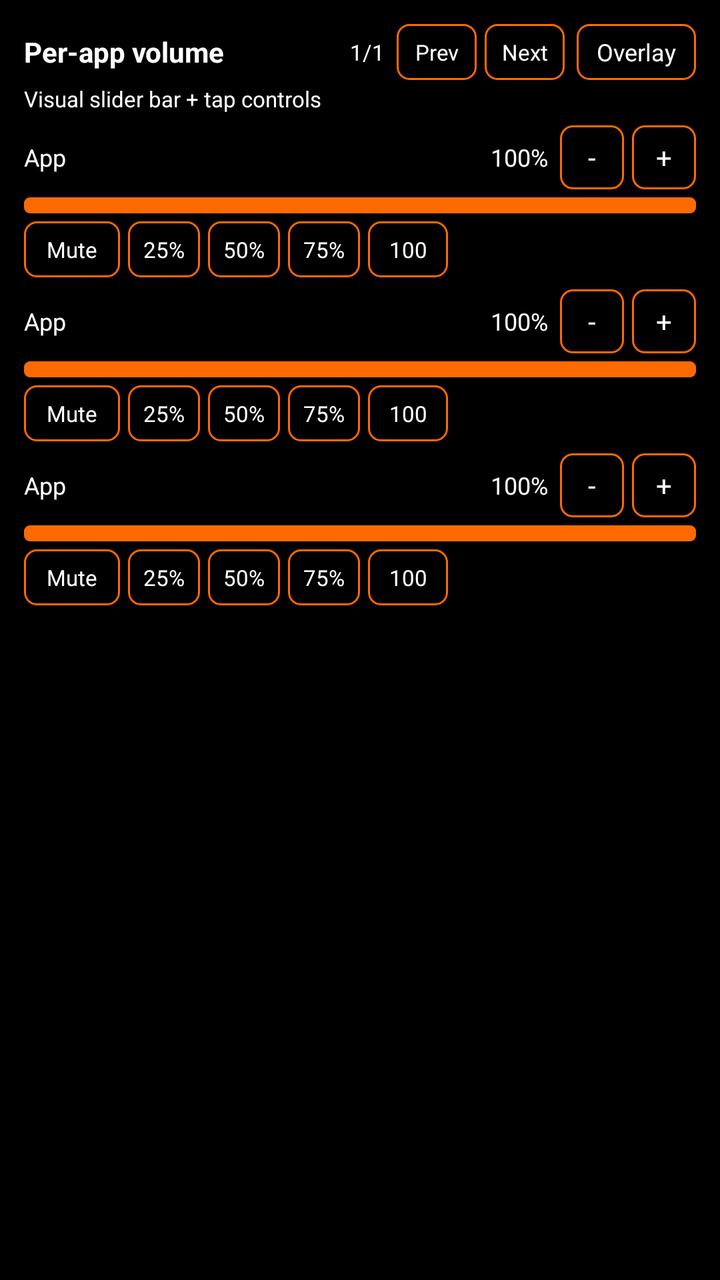
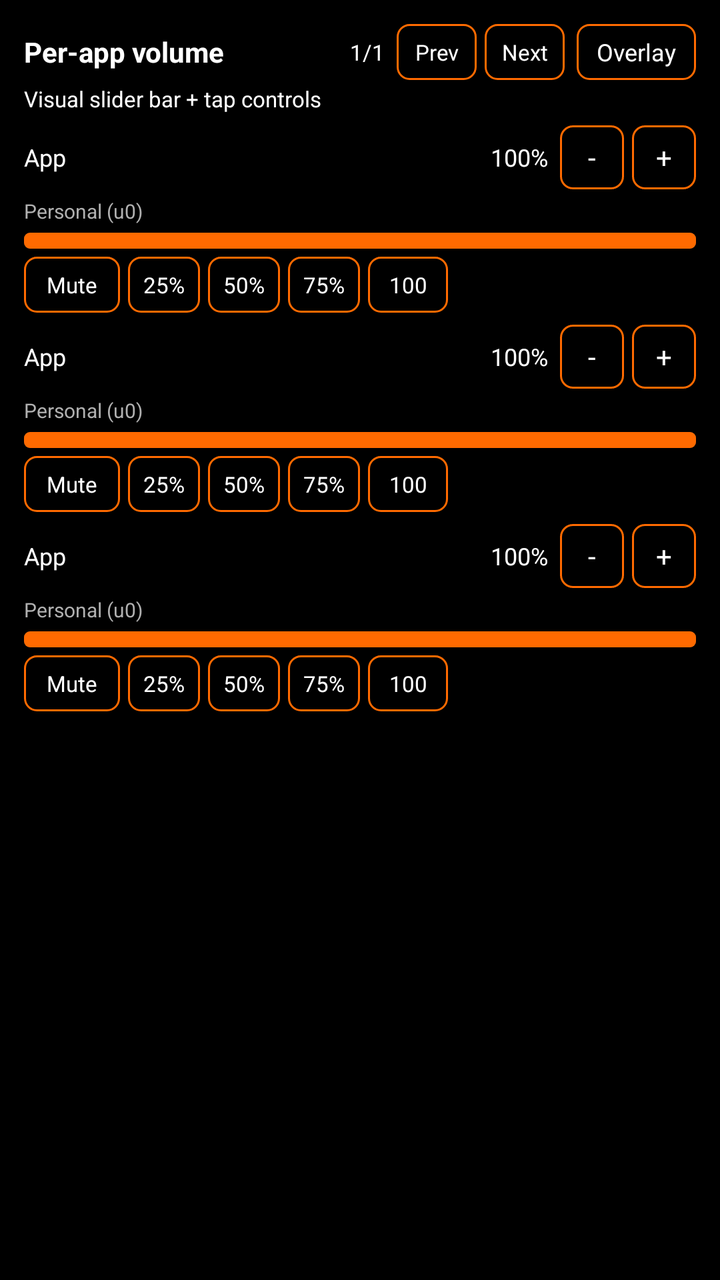

Two renders of the same Android screen: before a commit and after it. Below are the layout's source before the change and the commit's diff.
<!-- AndroidManifest.xml: application theme AppTheme -->
<!-- res/layout/notification_volume_big.xml -->
<?xml version="1.0" encoding="utf-8"?>
<LinearLayout xmlns:android="http://schemas.android.com/apk/res/android"
    android:id="@+id/notif_root"
    android:layout_width="match_parent"
    android:layout_height="wrap_content"
    android:orientation="vertical"
    android:padding="12dp"
    android:background="#000000">

    <LinearLayout
        android:id="@+id/notif_header_row"
        android:layout_width="match_parent"
        android:layout_height="wrap_content"
        android:orientation="horizontal"
        android:gravity="center_vertical"
        android:paddingBottom="2dp">

        <TextView
            android:id="@+id/notif_title"
            android:layout_width="0dp"
            android:layout_height="wrap_content"
            android:layout_weight="1"
            android:text="Per-app volume"
            android:textSize="14sp"
            android:textStyle="bold"
            android:textColor="#FFFFFF"
            android:shadowColor="#000000"
            android:shadowRadius="2"
            android:shadowDx="0"
            android:shadowDy="0" />

        <TextView
            android:id="@+id/notif_page"
            android:layout_width="wrap_content"
            android:layout_height="wrap_content"
            android:text="1/1"
            android:textSize="11sp"
            android:textColor="#FFFFFF"
            android:shadowColor="#000000"
            android:shadowRadius="2"
            android:shadowDx="0"
            android:shadowDy="0"
            android:paddingEnd="6dp"
            android:paddingRight="6dp" />

        <TextView
            android:id="@+id/notif_prev"
            android:layout_width="40dp"
            android:layout_height="28dp"
            android:gravity="center"
            android:text="Prev"
            android:textSize="11sp"
            android:textColor="#FFFFFF"
            android:shadowColor="#000000"
            android:shadowRadius="2"
            android:shadowDx="0"
            android:shadowDy="0"
            android:background="@drawable/notif_button"
            android:layout_marginEnd="4dp"
            android:layout_marginRight="4dp" />

        <TextView
            android:id="@+id/notif_next"
            android:layout_width="40dp"
            android:layout_height="28dp"
            android:gravity="center"
            android:text="Next"
            android:textSize="11sp"
            android:textColor="#FFFFFF"
            android:shadowColor="#000000"
            android:shadowRadius="2"
            android:shadowDx="0"
            android:shadowDy="0"
            android:background="@drawable/notif_button"
            android:layout_marginEnd="6dp"
            android:layout_marginRight="6dp" />

        <TextView
            android:id="@+id/notif_open_overlay"
            android:layout_width="wrap_content"
            android:layout_height="28dp"
            android:gravity="center"
            android:paddingStart="10dp"
            android:paddingEnd="10dp"
            android:paddingLeft="10dp"
            android:paddingRight="10dp"
            android:text="Overlay"
            android:textSize="12sp"
            android:textColor="#FFFFFF"
            android:shadowColor="#000000"
            android:shadowRadius="2"
            android:shadowDx="0"
            android:shadowDy="0"
            android:background="@drawable/notif_button" />
    </LinearLayout>

    <TextView
        android:id="@+id/notif_subtitle"
        android:layout_width="match_parent"
        android:layout_height="wrap_content"
        android:text="Visual slider bar + tap controls"
        android:textSize="11sp"
        android:textColor="#FFFFFF"
        android:shadowColor="#000000"
        android:shadowRadius="2"
        android:shadowDx="0"
        android:shadowDy="0"
        android:paddingBottom="6dp" />

    <LinearLayout
        android:id="@+id/notif_row_1"
        android:layout_width="match_parent"
        android:layout_height="wrap_content"
        android:orientation="vertical"
        android:paddingBottom="6dp">

        <LinearLayout
            android:id="@+id/notif_row_1_main"
            android:layout_width="match_parent"
            android:layout_height="wrap_content"
            android:orientation="horizontal"
            android:gravity="center_vertical"
            android:paddingBottom="4dp">

            <TextView
                android:id="@+id/notif_app_1"
                android:layout_width="0dp"
                android:layout_height="wrap_content"
                android:layout_weight="1"
                android:ellipsize="end"
                android:maxLines="1"
                android:text="App"
                android:textSize="12sp"
                android:textColor="#FFFFFF"
                android:shadowColor="#000000"
                android:shadowRadius="2"
                android:shadowDx="0"
                android:shadowDy="0" />

            <TextView
                android:id="@+id/notif_value_1"
                android:layout_width="wrap_content"
                android:layout_height="wrap_content"
                android:text="100%"
                android:textSize="12sp"
                android:textColor="#FFFFFF"
                android:shadowColor="#000000"
                android:shadowRadius="2"
                android:shadowDx="0"
                android:shadowDy="0"
                android:paddingEnd="6dp"
                android:paddingRight="6dp" />

            <TextView
                android:id="@+id/notif_minus_1"
                android:layout_width="32dp"
                android:layout_height="32dp"
                android:gravity="center"
                android:text="-"
                android:textSize="14sp"
                android:textColor="#FFFFFF"
                android:shadowColor="#000000"
                android:shadowRadius="2"
                android:shadowDx="0"
                android:shadowDy="0"
                android:background="@drawable/notif_button" />

            <TextView
                android:id="@+id/notif_plus_1"
                android:layout_width="32dp"
                android:layout_height="32dp"
                android:layout_marginStart="4dp"
                android:layout_marginLeft="4dp"
                android:gravity="center"
                android:text="+"
                android:textSize="14sp"
                android:textColor="#FFFFFF"
                android:shadowColor="#000000"
                android:shadowRadius="2"
                android:shadowDx="0"
                android:shadowDy="0"
                android:background="@drawable/notif_button" />
        </LinearLayout>

        <ProgressBar
            android:id="@+id/notif_progress_1"
            style="?android:attr/progressBarStyleHorizontal"
            android:layout_width="match_parent"
            android:layout_height="8dp"
            android:max="100"
            android:progress="100"
            android:progressDrawable="@drawable/notif_progress"
            android:layout_marginBottom="4dp" />

        <LinearLayout
            android:id="@+id/notif_row_1_quick"
            android:layout_width="match_parent"
            android:layout_height="wrap_content"
            android:orientation="horizontal"
            android:gravity="center_vertical">

            <TextView
                android:id="@+id/notif_mute_1"
                android:layout_width="48dp"
                android:layout_height="28dp"
                android:gravity="center"
                android:text="Mute"
                android:textSize="11sp"
                android:textColor="#FFFFFF"
                android:shadowColor="#000000"
                android:shadowRadius="2"
                android:shadowDx="0"
                android:shadowDy="0"
                android:background="@drawable/notif_button" />

            <TextView
                android:id="@+id/notif_25_1"
                android:layout_width="36dp"
                android:layout_height="28dp"
                android:layout_marginStart="4dp"
                android:layout_marginLeft="4dp"
                android:gravity="center"
                android:text="25%"
                android:textSize="11sp"
                android:textColor="#FFFFFF"
                android:shadowColor="#000000"
                android:shadowRadius="2"
                android:shadowDx="0"
                android:shadowDy="0"
                android:background="@drawable/notif_button" />

            <TextView
                android:id="@+id/notif_50_1"
                android:layout_width="36dp"
                android:layout_height="28dp"
                android:layout_marginStart="4dp"
                android:layout_marginLeft="4dp"
                android:gravity="center"
                android:text="50%"
                android:textSize="11sp"
                android:textColor="#FFFFFF"
                android:shadowColor="#000000"
                android:shadowRadius="2"
                android:shadowDx="0"
                android:shadowDy="0"
                android:background="@drawable/notif_button" />

            <TextView
                android:id="@+id/notif_75_1"
                android:layout_width="36dp"
                android:layout_height="28dp"
                android:layout_marginStart="4dp"
                android:layout_marginLeft="4dp"
                android:gravity="center"
                android:text="75%"
                android:textSize="11sp"
                android:textColor="#FFFFFF"
                android:shadowColor="#000000"
                android:shadowRadius="2"
                android:shadowDx="0"
                android:shadowDy="0"
                android:background="@drawable/notif_button" />

            <TextView
                android:id="@+id/notif_100_1"
                android:layout_width="40dp"
                android:layout_height="28dp"
                android:layout_marginStart="4dp"
                android:layout_marginLeft="4dp"
                android:gravity="center"
                android:text="100"
                android:textSize="11sp"
                android:textColor="#FFFFFF"
                android:shadowColor="#000000"
                android:shadowRadius="2"
                android:shadowDx="0"
                android:shadowDy="0"
                android:background="@drawable/notif_button" />
        </LinearLayout>
    </LinearLayout>

    <LinearLayout
        android:id="@+id/notif_row_2"
        android:layout_width="match_parent"
        android:layout_height="wrap_content"
        android:orientation="vertical"
        android:paddingBottom="6dp">

        <LinearLayout
            android:id="@+id/notif_row_2_main"
            android:layout_width="match_parent"
            android:layout_height="wrap_content"
            android:orientation="horizontal"
            android:gravity="center_vertical"
            android:paddingBottom="4dp">

            <TextView
                android:id="@+id/notif_app_2"
                android:layout_width="0dp"
                android:layout_height="wrap_content"
                android:layout_weight="1"
                android:ellipsize="end"
                android:maxLines="1"
                android:text="App"
                android:textSize="12sp"
                android:textColor="#FFFFFF"
                android:shadowColor="#000000"
                android:shadowRadius="2"
                android:shadowDx="0"
                android:shadowDy="0" />

            <TextView
                android:id="@+id/notif_value_2"
                android:layout_width="wrap_content"
                android:layout_height="wrap_content"
                android:text="100%"
                android:textSize="12sp"
                android:textColor="#FFFFFF"
                android:shadowColor="#000000"
                android:shadowRadius="2"
                android:shadowDx="0"
                android:shadowDy="0"
                android:paddingEnd="6dp"
                android:paddingRight="6dp" />

            <TextView
                android:id="@+id/notif_minus_2"
                android:layout_width="32dp"
                android:layout_height="32dp"
                android:gravity="center"
                android:text="-"
                android:textSize="14sp"
                android:textColor="#FFFFFF"
                android:shadowColor="#000000"
                android:shadowRadius="2"
                android:shadowDx="0"
                android:shadowDy="0"
                android:background="@drawable/notif_button" />

            <TextView
                android:id="@+id/notif_plus_2"
                android:layout_width="32dp"
                android:layout_height="32dp"
                android:layout_marginStart="4dp"
                android:layout_marginLeft="4dp"
                android:gravity="center"
                android:text="+"
                android:textSize="14sp"
                android:textColor="#FFFFFF"
                android:shadowColor="#000000"
                android:shadowRadius="2"
                android:shadowDx="0"
                android:shadowDy="0"
                android:background="@drawable/notif_button" />
        </LinearLayout>

        <ProgressBar
            android:id="@+id/notif_progress_2"
            style="?android:attr/progressBarStyleHorizontal"
            android:layout_width="match_parent"
            android:layout_height="8dp"
            android:max="100"
            android:progress="100"
            android:progressDrawable="@drawable/notif_progress"
            android:layout_marginBottom="4dp" />

        <LinearLayout
            android:id="@+id/notif_row_2_quick"
            android:layout_width="match_parent"
            android:layout_height="wrap_content"
            android:orientation="horizontal"
            android:gravity="center_vertical">

            <TextView
                android:id="@+id/notif_mute_2"
                android:layout_width="48dp"
                android:layout_height="28dp"
                android:gravity="center"
                android:text="Mute"
                android:textSize="11sp"
                android:textColor="#FFFFFF"
                android:shadowColor="#000000"
                android:shadowRadius="2"
                android:shadowDx="0"
                android:shadowDy="0"
                android:background="@drawable/notif_button" />

            <TextView
                android:id="@+id/notif_25_2"
                android:layout_width="36dp"
                android:layout_height="28dp"
                android:layout_marginStart="4dp"
                android:layout_marginLeft="4dp"
                android:gravity="center"
                android:text="25%"
                android:textSize="11sp"
                android:textColor="#FFFFFF"
                android:shadowColor="#000000"
                android:shadowRadius="2"
                android:shadowDx="0"
                android:shadowDy="0"
                android:background="@drawable/notif_button" />

            <TextView
                android:id="@+id/notif_50_2"
                android:layout_width="36dp"
                android:layout_height="28dp"
                android:layout_marginStart="4dp"
                android:layout_marginLeft="4dp"
                android:gravity="center"
                android:text="50%"
                android:textSize="11sp"
                android:textColor="#FFFFFF"
                android:shadowColor="#000000"
                android:shadowRadius="2"
                android:shadowDx="0"
                android:shadowDy="0"
                android:background="@drawable/notif_button" />

            <TextView
                android:id="@+id/notif_75_2"
                android:layout_width="36dp"
                android:layout_height="28dp"
                android:layout_marginStart="4dp"
                android:layout_marginLeft="4dp"
                android:gravity="center"
                android:text="75%"
                android:textSize="11sp"
                android:textColor="#FFFFFF"
                android:shadowColor="#000000"
                android:shadowRadius="2"
                android:shadowDx="0"
                android:shadowDy="0"
                android:background="@drawable/notif_button" />

            <TextView
                android:id="@+id/notif_100_2"
                android:layout_width="40dp"
                android:layout_height="28dp"
                android:layout_marginStart="4dp"
                android:layout_marginLeft="4dp"
                android:gravity="center"
                android:text="100"
                android:textSize="11sp"
                android:textColor="#FFFFFF"
                android:shadowColor="#000000"
                android:shadowRadius="2"
                android:shadowDx="0"
                android:shadowDy="0"
                android:background="@drawable/notif_button" />
        </LinearLayout>
    </LinearLayout>

    <LinearLayout
        android:id="@+id/notif_row_3"
        android:layout_width="match_parent"
        android:layout_height="wrap_content"
        android:orientation="vertical">

        <LinearLayout
            android:id="@+id/notif_row_3_main"
            android:layout_width="match_parent"
            android:layout_height="wrap_content"
            android:orientation="horizontal"
            android:gravity="center_vertical"
            android:paddingBottom="4dp">

            <TextView
                android:id="@+id/notif_app_3"
                android:layout_width="0dp"
                android:layout_height="wrap_content"
                android:layout_weight="1"
                android:ellipsize="end"
                android:maxLines="1"
                android:text="App"
                android:textSize="12sp"
                android:textColor="#FFFFFF"
                android:shadowColor="#000000"
                android:shadowRadius="2"
                android:shadowDx="0"
                android:shadowDy="0" />

            <TextView
                android:id="@+id/notif_value_3"
                android:layout_width="wrap_content"
                android:layout_height="wrap_content"
                android:text="100%"
                android:textSize="12sp"
                android:textColor="#FFFFFF"
                android:shadowColor="#000000"
                android:shadowRadius="2"
                android:shadowDx="0"
                android:shadowDy="0"
                android:paddingEnd="6dp"
                android:paddingRight="6dp" />

            <TextView
                android:id="@+id/notif_minus_3"
                android:layout_width="32dp"
                android:layout_height="32dp"
                android:gravity="center"
                android:text="-"
                android:textSize="14sp"
                android:textColor="#FFFFFF"
                android:shadowColor="#000000"
                android:shadowRadius="2"
                android:shadowDx="0"
                android:shadowDy="0"
                android:background="@drawable/notif_button" />

            <TextView
                android:id="@+id/notif_plus_3"
                android:layout_width="32dp"
                android:layout_height="32dp"
                android:layout_marginStart="4dp"
                android:layout_marginLeft="4dp"
                android:gravity="center"
                android:text="+"
                android:textSize="14sp"
                android:textColor="#FFFFFF"
                android:shadowColor="#000000"
                android:shadowRadius="2"
                android:shadowDx="0"
                android:shadowDy="0"
                android:background="@drawable/notif_button" />
        </LinearLayout>

        <ProgressBar
            android:id="@+id/notif_progress_3"
            style="?android:attr/progressBarStyleHorizontal"
            android:layout_width="match_parent"
            android:layout_height="8dp"
            android:max="100"
            android:progress="100"
            android:progressDrawable="@drawable/notif_progress"
            android:layout_marginBottom="4dp" />

        <LinearLayout
            android:id="@+id/notif_row_3_quick"
            android:layout_width="match_parent"
            android:layout_height="wrap_content"
            android:orientation="horizontal"
            android:gravity="center_vertical">

            <TextView
                android:id="@+id/notif_mute_3"
                android:layout_width="48dp"
                android:layout_height="28dp"
                android:gravity="center"
                android:text="Mute"
                android:textSize="11sp"
                android:textColor="#FFFFFF"
                android:shadowColor="#000000"
                android:shadowRadius="2"
                android:shadowDx="0"
                android:shadowDy="0"
                android:background="@drawable/notif_button" />

            <TextView
                android:id="@+id/notif_25_3"
                android:layout_width="36dp"
                android:layout_height="28dp"
                android:layout_marginStart="4dp"
                android:layout_marginLeft="4dp"
                android:gravity="center"
                android:text="25%"
                android:textSize="11sp"
                android:textColor="#FFFFFF"
                android:shadowColor="#000000"
                android:shadowRadius="2"
                android:shadowDx="0"
                android:shadowDy="0"
                android:background="@drawable/notif_button" />

            <TextView
                android:id="@+id/notif_50_3"
                android:layout_width="36dp"
                android:layout_height="28dp"
                android:layout_marginStart="4dp"
                android:layout_marginLeft="4dp"
                android:gravity="center"
                android:text="50%"
                android:textSize="11sp"
                android:textColor="#FFFFFF"
                android:shadowColor="#000000"
                android:shadowRadius="2"
                android:shadowDx="0"
                android:shadowDy="0"
                android:background="@drawable/notif_button" />

            <TextView
                android:id="@+id/notif_75_3"
                android:layout_width="36dp"
                android:layout_height="28dp"
                android:layout_marginStart="4dp"
                android:layout_marginLeft="4dp"
                android:gravity="center"
                android:text="75%"
                android:textSize="11sp"
                android:textColor="#FFFFFF"
                android:shadowColor="#000000"
                android:shadowRadius="2"
                android:shadowDx="0"
                android:shadowDy="0"
                android:background="@drawable/notif_button" />

            <TextView
                android:id="@+id/notif_100_3"
                android:layout_width="40dp"
                android:layout_height="28dp"
                android:layout_marginStart="4dp"
                android:layout_marginLeft="4dp"
                android:gravity="center"
                android:text="100"
                android:textSize="11sp"
                android:textColor="#FFFFFF"
                android:shadowColor="#000000"
                android:shadowRadius="2"
                android:shadowDx="0"
                android:shadowDy="0"
                android:background="@drawable/notif_button" />
        </LinearLayout>
    </LinearLayout>
</LinearLayout>
<!-- resources referenced by this layout -->
<resources>
  <!-- drawable notif_button (drawable) -->
  <?xml version="1.0" encoding="utf-8"?>
  <shape xmlns:android="http://schemas.android.com/apk/res/android">
      <solid android:color="#000000" />
      <stroke
          android:width="1dp"
          android:color="#FF6A00" />
      <corners android:radius="6dp" />
  </shape>
  <!-- drawable notif_progress (drawable) -->
  <?xml version="1.0" encoding="utf-8"?>
  <layer-list xmlns:android="http://schemas.android.com/apk/res/android">
      <item android:id="@android:id/background">
          <shape android:shape="rectangle">
              <corners android:radius="3dp" />
              <solid android:color="#303030" />
          </shape>
      </item>
  
      <item android:id="@android:id/progress">
          <clip android:clipOrientation="horizontal" android:gravity="left">
              <shape android:shape="rectangle">
                  <corners android:radius="3dp" />
                  <solid android:color="#FF6A00" />
              </shape>
          </clip>
      </item>
  </layer-list>
  <style name="AppTheme" parent="Theme.AppCompat.Light.NoActionBar">
          <item name="android:windowIsTranslucent">false</item>
      </style>
</resources>

<!-- the commit's change to res/layout/notification_volume_big.xml (unified diff, before → after) -->
@@ -182,6 +182,19 @@
                 android:background="@drawable/notif_button" />
         </LinearLayout>
 
+        <TextView
+            android:id="@+id/notif_profile_1"
+            android:layout_width="match_parent"
+            android:layout_height="wrap_content"
+            android:text="Personal (u0)"
+            android:textSize="10sp"
+            android:textColor="#B0B0B0"
+            android:shadowColor="#000000"
+            android:shadowRadius="2"
+            android:shadowDx="0"
+            android:shadowDy="0"
+            android:paddingBottom="4dp" />
+
         <ProgressBar
             android:id="@+id/notif_progress_1"
             style="?android:attr/progressBarStyleHorizontal"
@@ -354,6 +367,19 @@
                 android:background="@drawable/notif_button" />
         </LinearLayout>
 
+        <TextView
+            android:id="@+id/notif_profile_2"
+            android:layout_width="match_parent"
+            android:layout_height="wrap_content"
+            android:text="Personal (u0)"
+            android:textSize="10sp"
+            android:textColor="#B0B0B0"
+            android:shadowColor="#000000"
+            android:shadowRadius="2"
+            android:shadowDx="0"
+            android:shadowDy="0"
+            android:paddingBottom="4dp" />
+
         <ProgressBar
             android:id="@+id/notif_progress_2"
             style="?android:attr/progressBarStyleHorizontal"
@@ -525,6 +551,19 @@
                 android:background="@drawable/notif_button" />
         </LinearLayout>
 
+        <TextView
+            android:id="@+id/notif_profile_3"
+            android:layout_width="match_parent"
+            android:layout_height="wrap_content"
+            android:text="Personal (u0)"
+            android:textSize="10sp"
+            android:textColor="#B0B0B0"
+            android:shadowColor="#000000"
+            android:shadowRadius="2"
+            android:shadowDx="0"
+            android:shadowDy="0"
+            android:paddingBottom="4dp" />
+
         <ProgressBar
             android:id="@+id/notif_progress_3"
             style="?android:attr/progressBarStyleHorizontal"
